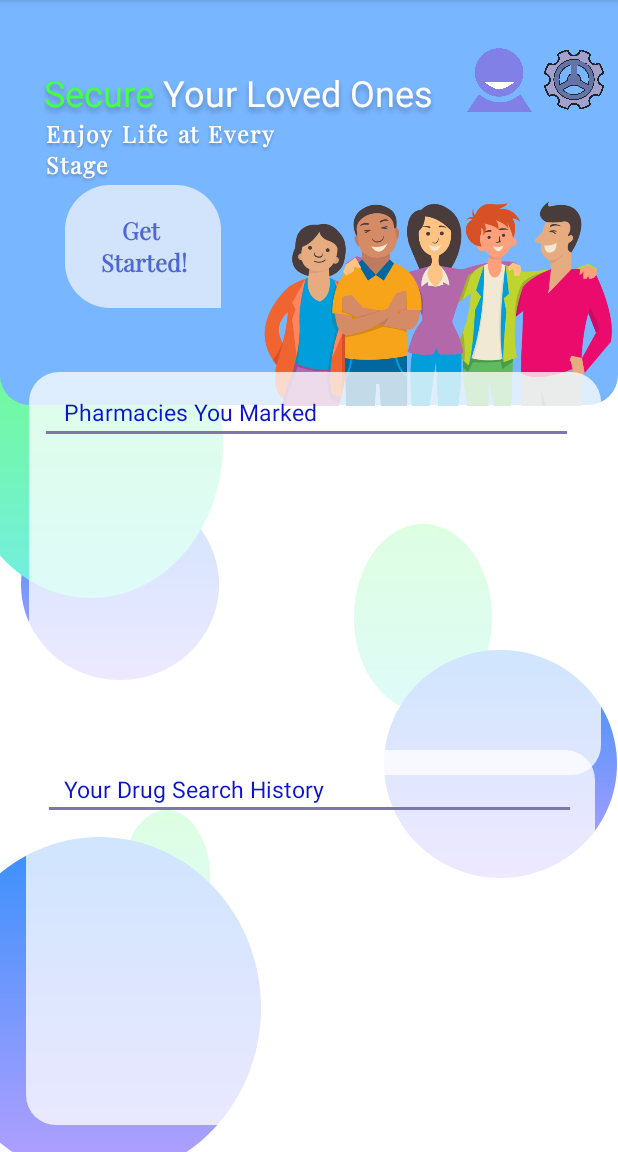
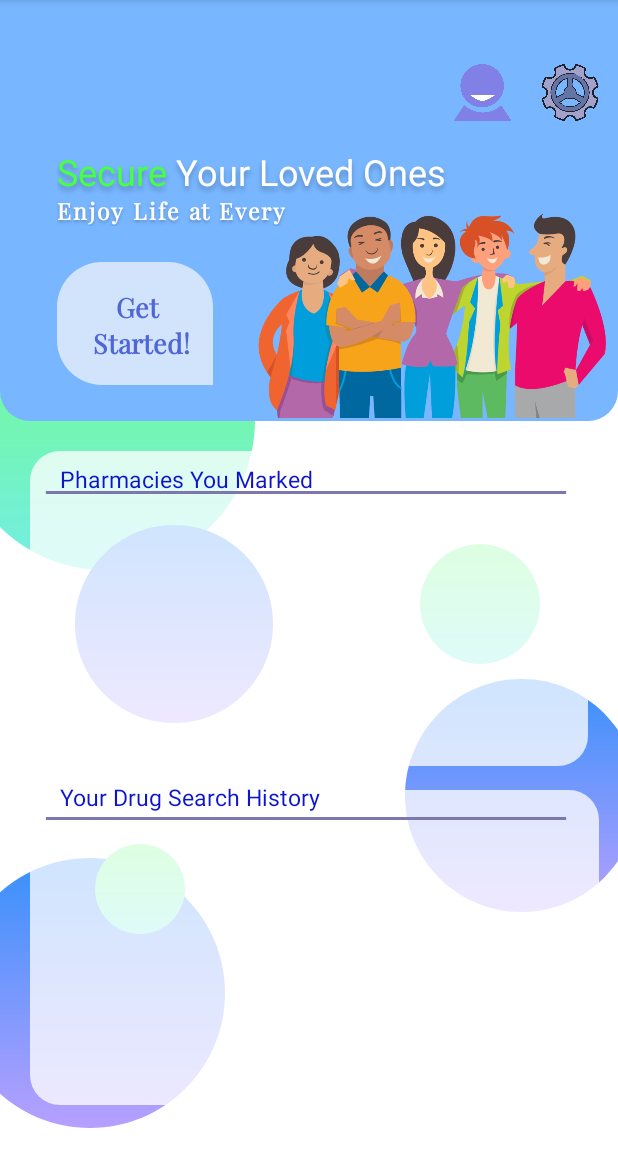
Before and after one commit to mohammadhnz/Health-care, an Android app: the screen it shows after launch (MainActivity), on a phone screen of 412 x 824 dp, the part 84-1236 px from its top. Run offline under Robolectric (Android 15) with nearby library versions, the phone set to English and light mode, and no system bars; Roboto replaces fonts that are not available here.

Commit message:
fit: customer main page UI

```diff
--- a/app/src/main/java/com/example/health_care/MainActivity.java
+++ b/app/src/main/java/com/example/health_care/MainActivity.java
@@ -9,6 +9,6 @@ public class MainActivity extends AppCompatActivity {
     @Override
     protected void onCreate(Bundle savedInstanceState) {
         super.onCreate(savedInstanceState);
-        setContentView(R.layout.customer_main_page);
+        setContentView(R.layout.test_layout);
     }
 }
--- a/app/src/main/res/layout/customer_main_page.xml
+++ b/app/src/main/res/layout/customer_main_page.xml
@@ -6,17 +6,27 @@
     android:layout_height="match_parent"
     android:background="#FFFFFF"
     android:clipToOutline="true"
-    tools:context=".MainActivity">>
+    tools:context=".MainActivity">
+
+
+    <View
+        android:id="@+id/view3"
+        android:layout_width="132dp"
+        android:layout_height="127dp"
+        android:layout_alignParentStart="true"
+        android:layout_alignParentLeft="true"
+        android:layout_alignParentTop="true"
+        android:layout_alignParentEnd="true"
+        android:layout_marginStart="14dp"
+        android:layout_marginLeft="14dp"
+        android:layout_marginTop="326dp"
+        android:layout_marginEnd="265dp"
+        android:background="@drawable/circle2" />
 
     <View
         android:id="@+id/view2"
         android:layout_width="57dp"
         android:layout_height="51dp"
-        android:layout_alignParentStart="true"
-        android:layout_alignParentLeft="true"
-        android:layout_alignParentTop="true"
-        android:layout_alignParentEnd="true"
-        android:layout_alignParentBottom="true"
         android:layout_marginStart="82dp"
         android:layout_marginLeft="82dp"
         android:layout_marginTop="540dp"
@@ -28,29 +38,12 @@
         android:id="@+id/view"
         android:layout_width="90dp"
         android:layout_height="87dp"
-        android:layout_alignParentStart="true"
-        android:layout_alignParentLeft="true"
-        android:layout_alignParentTop="true"
-        android:layout_alignParentEnd="true"
-        android:layout_alignParentBottom="true"
         android:layout_marginStart="236dp"
         android:layout_marginLeft="236dp"
         android:layout_marginTop="349dp"
         android:layout_marginEnd="84dp"
         android:layout_marginBottom="294dp"
         android:background="@drawable/circle" />
-
-    <View
-        android:id="@+id/view3"
-        android:layout_width="132dp"
-        android:layout_height="127dp"
-        android:layout_alignParentStart="true"
-        android:layout_alignParentLeft="true"
-        android:layout_alignParentTop="true"
-        android:layout_marginStart="14dp"
-        android:layout_marginLeft="14dp"
-        android:layout_marginTop="326dp"
-        android:background="@drawable/circle2" />
 
     <View
         android:layout_width="175dp"
@@ -89,15 +82,6 @@
         android:layout_marginBottom="498dp"
         android:background="@drawable/customer_main_page_up" />
 
-    <View
-        android:layout_width="match_parent"
-        android:layout_height="wrap_content"
-        android:layout_alignParentLeft="true"
-        android:layout_alignParentTop="true"
-        android:layout_alignParentBottom="true"
-        android:layout_marginLeft="0dp"
-        android:layout_marginTop="-26dp"
-        android:layout_marginBottom="498dp" />
 
     <ImageView
         android:layout_width="232dp"
--- /dev/null
+++ b/app/src/main/res/layout/test_layout.xml
@@ -0,0 +1,213 @@
+<?xml version="1.0" encoding="utf-8"?>
+<LinearLayout xmlns:android="http://schemas.android.com/apk/res/android"
+    android:orientation="vertical"
+    xmlns:app="http://schemas.android.com/apk/res-auto"
+    xmlns:tools="http://schemas.android.com/tools"
+    android:layout_width="match_parent"
+    android:layout_height="match_parent"
+    android:background="#FFFFFF"
+    tools:context=".MainActivity">
+
+
+    <View
+        android:layout_width="200dp"
+        android:layout_height="200dp"
+        android:layout_marginStart="-30dp"
+        android:layout_marginTop="180dp"
+        android:layout_marginEnd="300dp"
+        android:layout_marginBottom="140dp"
+        android:background="@drawable/circle" />
+
+    <View
+        android:layout_width="132dp"
+        android:layout_height="132dp"
+        android:layout_marginStart="50dp"
+        android:layout_marginTop="-170dp"
+        android:layout_marginEnd="265dp"
+        android:background="@drawable/circle2" />
+
+
+    <View
+        android:layout_width="180dp"
+        android:layout_height="180dp"
+        android:layout_marginStart="-30dp"
+        android:layout_marginTop="90dp"
+        android:layout_marginEnd="300dp"
+        android:layout_marginBottom="140dp"
+        android:background="@drawable/circle2" />
+
+    <View
+        android:layout_width="60dp"
+        android:layout_height="60dp"
+        android:layout_marginStart="63dp"
+        android:layout_marginTop="-329dp"
+        android:layout_marginEnd="-10dp"
+        android:layout_marginBottom="140dp"
+        android:background="@drawable/circle" />
+
+    <View
+        android:layout_width="80dp"
+        android:layout_height="80dp"
+        android:layout_marginStart="280dp"
+        android:layout_marginTop="-400dp"
+        android:layout_marginEnd="-10dp"
+        android:layout_marginBottom="140dp"
+        android:background="@drawable/circle" />
+
+    <View
+        android:layout_width="155dp"
+        android:layout_height="155dp"
+        android:layout_marginStart="270dp"
+        android:layout_marginTop="-130dp"
+        android:layout_marginEnd="300dp"
+        android:layout_marginBottom="140dp"
+        android:background="@drawable/circle2" />
+
+    <View
+        android:layout_width="412dp"
+        android:layout_height="wrap_content"
+        android:layout_marginStart="0dp"
+        android:layout_marginTop="-770dp"
+        android:layout_marginEnd="300dp"
+        android:layout_marginBottom="140dp"
+        android:background="@drawable/customer_main_page_up" />
+
+    <ImageView
+        android:layout_width="232dp"
+        android:layout_height="179dp"
+        android:layout_marginTop="-300dp"
+        android:layout_marginStart="172dp"
+        android:layout_marginEnd="4dp"
+        android:layout_marginBottom="476dp"
+        app:srcCompat="@drawable/pngitem_4053786" />
+
+    <androidx.recyclerview.widget.RecyclerView
+        android:id="@+id/topCell"
+        android:layout_width="372dp"
+        android:layout_height="210dp"
+        android:layout_marginStart="20dp"
+        android:layout_marginTop="-475dp"
+        android:layout_marginEnd="120dp"
+        android:layout_marginBottom="251dp"
+        android:background="@drawable/customer_main_page_cell1" />
+
+    <androidx.recyclerview.widget.RecyclerView
+        android:id="@+id/belowCell"
+        android:layout_width="379dp"
+        android:layout_height="210dp"
+        android:layout_marginStart="20dp"
+        android:layout_marginTop="-235dp"
+        android:layout_marginEnd="120dp"
+        android:layout_marginBottom="251dp"
+        android:background="@drawable/customer_main_page_cell1" />
+
+    <TextView
+        android:id="@+id/secure_your"
+        android:layout_width="317dp"
+        android:layout_height="35dp"
+        android:layout_marginStart="38dp"
+        android:layout_marginTop="-890dp"
+        android:layout_marginEnd="120dp"
+        android:layout_marginBottom="251dp"
+        android:gravity="top"
+        android:text="@string/secure_your"
+        android:textAppearance="@style/secure_your" />
+
+    <TextView
+        android:id="@+id/enjoy_life_"
+        android:layout_width="200dp"
+        android:layout_height="22dp"
+        android:layout_marginStart="38dp"
+        android:layout_marginTop="-256dp"
+        android:layout_marginEnd="181dp"
+        android:fontFamily="@font/playfair_display"
+        android:gravity="top"
+        android:letterSpacing="0.08"
+        android:text="@string/enjoy_life_"
+        android:textAppearance="@style/enjoy_life_"
+        android:textSize="15dp"
+        android:textStyle="bold" />
+
+    <View
+        android:id="@+id/rectangle_1"
+        android:layout_width="104dp"
+        android:layout_height="82dp"
+        android:layout_marginStart="38dp"
+        android:layout_marginTop="24dp"
+        android:background="@drawable/get_started_btn_style" />
+
+    <TextView
+        android:id="@+id/get_started"
+        android:layout_width="72dp"
+        android:layout_height="50dp"
+        android:layout_marginTop="-66dp"
+        android:layout_marginEnd="280dp"
+        android:layout_marginStart="58dp"
+        android:layout_marginBottom="548dp"
+        android:fontFamily="@font/playfair_display"
+        android:gravity="center_horizontal|top"
+        android:text="@string/get_started"
+        android:textAppearance="@style/get_started"
+        android:textSize="18sp"
+        android:textStyle="bold" />
+
+    <TextView
+        android:layout_width="183dp"
+        android:layout_height="20dp"
+        android:layout_marginTop="-480dp"
+        android:layout_marginEnd="186dp"
+        android:layout_marginStart="40dp"
+        android:layout_marginBottom="432dp"
+        android:gravity="top"
+        android:text="@string/pharmacies_"
+        android:textAppearance="@style/pharmacies_" />
+
+    <TextView
+        android:id="@+id/pharmacies_"
+        android:layout_width="183dp"
+        android:layout_height="20dp"
+        android:layout_marginTop="-240dp"
+        android:layout_marginStart="40dp"
+        android:gravity="top"
+        android:text="@string/your_drug_s"
+        android:textAppearance="@style/pharmacies_" />
+
+    <ImageView
+        android:id="@+id/imageView3"
+        android:layout_width="43dp"
+        android:layout_height="38dp"
+        android:layout_marginTop="-498dp"
+        android:layout_marginEnd="57dp"
+        android:layout_marginStart="300dp"
+        android:layout_marginBottom="677dp"
+        android:backgroundTint="#0C0505"
+        android:backgroundTintMode="multiply"
+        app:srcCompat="@drawable/pngitem_587330" />
+
+    <ImageView
+        android:id="@+id/imageView2"
+        android:layout_width="40dp"
+        android:layout_height="38dp"
+        android:layout_marginEnd="9dp"
+        android:layout_marginTop="-715dp"
+        android:layout_marginStart="360dp"
+        android:layout_marginBottom="662dp"
+        app:srcCompat="@drawable/pngitem_1428153" />
+
+    <View
+        android:layout_width="348dp"
+        android:layout_height="2dp"
+        android:layout_marginStart="30dp"
+        android:layout_marginTop="-415dp"
+        android:layout_marginEnd="33dp"
+        android:background="@drawable/line_1" />
+
+    <View
+        android:layout_width="348dp"
+        android:layout_height="2dp"
+        android:layout_marginStart="30dp"
+        android:layout_marginTop="215dp"
+        android:layout_marginEnd="33dp"
+        android:background="@drawable/line_1" />
+
+</LinearLayout>
```
